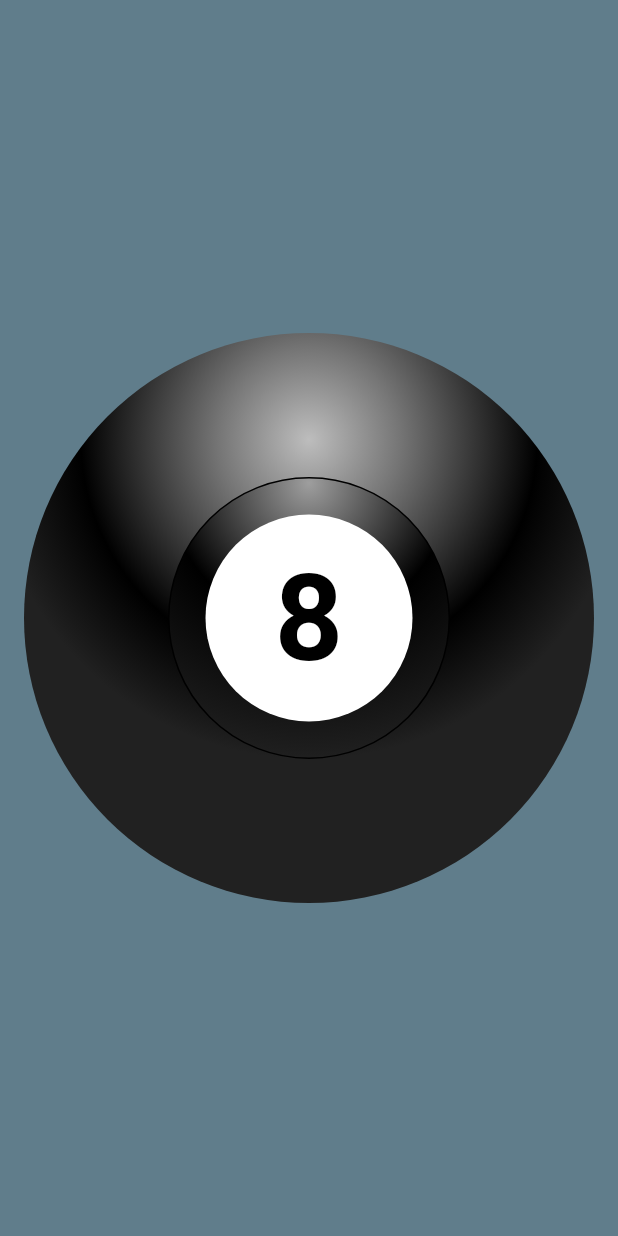
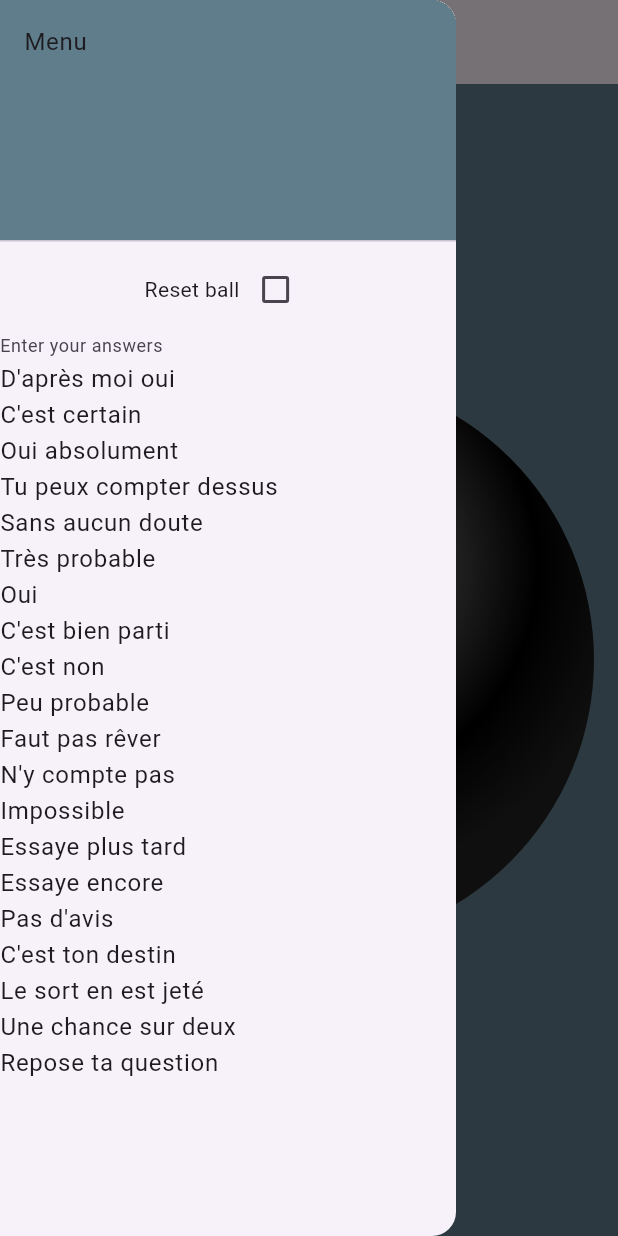
Before and after one commit to PiotrFLEURY/magic_eight_ball, a Flutter app: the screen it shows after launch, with the side drawer open (before the commit the screen has no drawer), on a phone screen of 412 x 824 dp. Run offline on Flutter 3.47's test engine with Material 3 defaults, Android fonts, the phone set to English and light mode, and no system bars; our stand-ins replace rive; missing offline and left inert: shake_gesture.

Commit message:
add custom answers

```diff
--- a/lib/view/pages/magic_ball.dart
+++ b/lib/view/pages/magic_ball.dart
@@ -31,19 +31,81 @@ const negativeAnswers = [
   "Impossible",
 ];
 
-const possibleAnswers = [
-  ...positiveAnswers,
-  ...negativeAnswers,
-  ...evasiveAnswers,
-];
+class MagicBall extends StatefulWidget {
+  const MagicBall({super.key});
 
-class MagicBall extends StatelessWidget {
-  const MagicBall({super.key});
+  @override
+  State<MagicBall> createState() => _MagicBallState();
+}
+
+class _MagicBallState extends State<MagicBall> {
+  bool resetBall = false;
+  List<String> possibleAnswers = [];
+  late TextEditingController answerController;
+
+  void _toggleReset() {
+    setState(() {
+      resetBall = !resetBall;
+    });
+  }
+
+  @override
+  void initState() {
+    super.initState();
+    possibleAnswers = [
+      ...positiveAnswers,
+      ...negativeAnswers,
+      ...evasiveAnswers,
+    ];
+    answerController = TextEditingController(text: possibleAnswers.join('\n'));
+  }
+
+  void _changeAnswers() {
+    setState(() {
+      possibleAnswers = answerController.text.split('\n');
+    });
+  }
+
   @override
   Widget build(BuildContext context) {
     return Scaffold(
       backgroundColor: Colors.blueGrey,
-      body: Center(child: Ball(possibleAnswers: possibleAnswers)),
+      appBar: AppBar(title: const Text('Magic Ball')),
+      drawer: Drawer(
+        child: ListView(
+          children: [
+            DrawerHeader(
+              decoration: const BoxDecoration(color: Colors.blueGrey),
+              child: const Text('Menu'),
+            ),
+            Row(
+              mainAxisAlignment: MainAxisAlignment.center,
+              children: [
+                const Text('Reset ball'),
+                Checkbox(
+                  value: resetBall,
+                  onChanged: (value) => _toggleReset(),
+                ),
+              ],
+            ),
+            TextField(
+              maxLines: 30,
+              controller: answerController,
+              decoration: const InputDecoration(
+                labelText: 'Enter your answers',
+                hintText: 'Enter your answers',
+              ),
+              onChanged: (value) => _changeAnswers(),
+            ),
+          ],
+        ),
+      ),
+      body: Center(
+        child: ConstrainedBox(
+          constraints: BoxConstraints.tight(Size(450, 450)),
+          child: Ball(possibleAnswers: possibleAnswers, shouldReset: resetBall),
+        ),
+      ),
     );
   }
 }
--- a/lib/view/widgets/ball.dart
+++ b/lib/view/widgets/ball.dart
@@ -7,9 +7,14 @@ import 'package:flutter/material.dart';
 import 'package:shake_gesture/shake_gesture.dart';
 
 class Ball extends StatefulWidget {
-  const Ball({super.key, required this.possibleAnswers});
+  const Ball({
+    super.key,
+    required this.possibleAnswers,
+    required this.shouldReset,
+  });
 
   final List<String> possibleAnswers;
+  final bool shouldReset;
 
   @override
   State<Ball> createState() => _BallState();
@@ -19,14 +24,13 @@ class _BallState extends State<Ball> {
   String answer = '';
   Timer? timer;
   bool isShuffling = false;
-  bool shouldReset = true;
 
   void _shuffle() {
-    if (answer.isNotEmpty && shouldReset) {
+    if (answer.isNotEmpty && widget.shouldReset) {
       setState(() {
         isShuffling = true;
       });
-      timer = Timer(const Duration(milliseconds: 1000), () {
+      timer = Timer(const Duration(milliseconds: 600), () {
         setState(() {
           isShuffling = false;
           answer = '';
@@ -36,7 +40,7 @@ class _BallState extends State<Ball> {
       setState(() {
         isShuffling = true;
       });
-      timer = Timer(const Duration(milliseconds: 1000), () {
+      timer = Timer(const Duration(milliseconds: 600), () {
         setState(() {
           isShuffling = false;
           answer =
@@ -97,10 +101,10 @@ class _BallState extends State<Ball> {
                 child: GestureDetector(
                   onTap: _shuffle,
                   child: AnimatedOpacity(
-                    duration: const Duration(milliseconds: 500),
+                    duration: const Duration(milliseconds: 400),
                     opacity: isShuffling ? 0.0 : 1.0,
                     child: AnimatedSlide(
-                      duration: const Duration(milliseconds: 800),
+                      duration: const Duration(milliseconds: 500),
                       offset:
                           isShuffling ? const Offset(0, 0.1) : const Offset(0, 0),
                       curve: Curves.decelerate,
```
